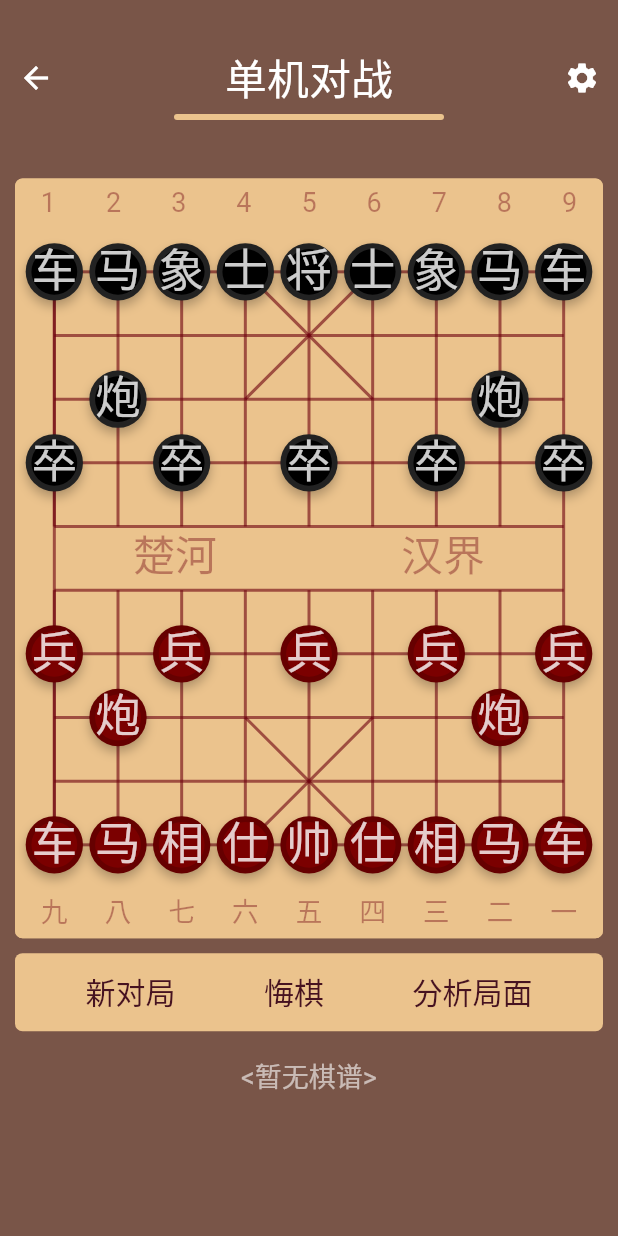
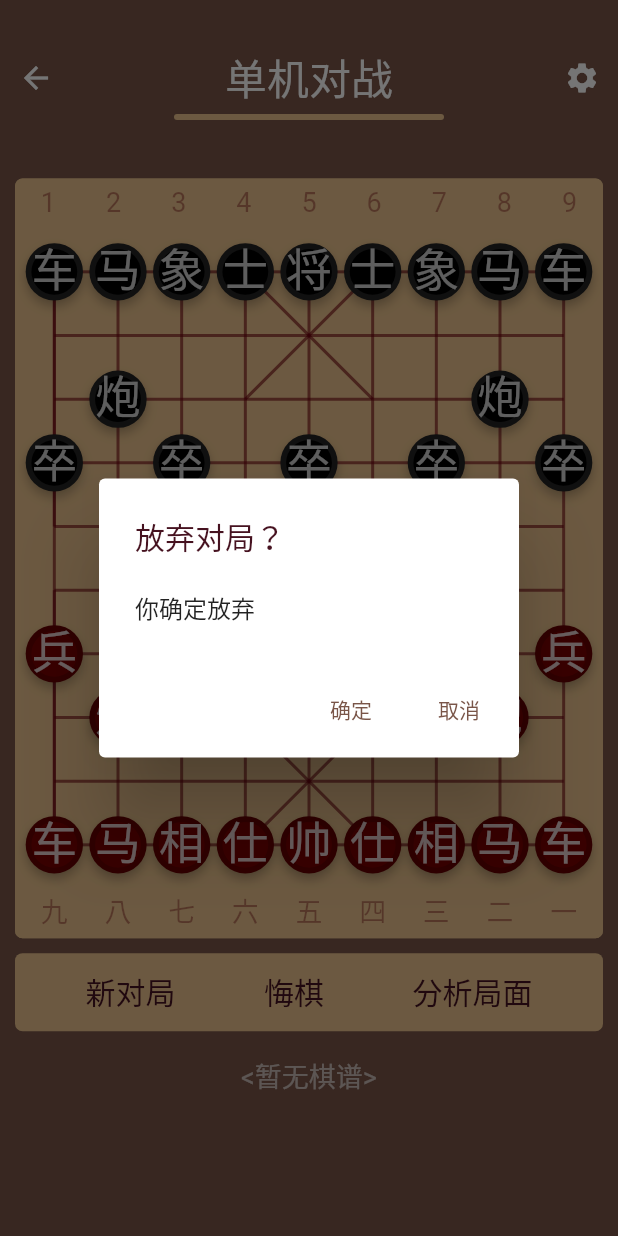
Before and after one commit to vagicc/flutter_chess, a Flutter app: the BattlePage screen opened directly, after a tap on "新对局", on a phone screen of 412 x 824 dp. Run offline on Flutter 3.47's test engine with Material 2 defaults, Android fonts, the phone set to English and light mode, and no system bars; Roboto replaces fonts that are missing (Chess).

Commit message:
重新开始游戏

```diff
--- a/lib/cchess/phase.dart
+++ b/lib/cchess/phase.dart
@@ -16,9 +16,14 @@ class Phase {
   String pieceAt(int index) => _pieces[index];
 
   Phase.defaultPhase() {
+    initDefaultPhase();
+  }
+
+  void initDefaultPhase() {
     //
     _side = Side.Red;
 
+    _pieces = List.generate(90, (index) => Piece.Empty);
     // 从上到下，棋盘第一行
     _pieces[0 * 9 + 0] = Piece.BlackRook;
     _pieces[0 * 9 + 1] = Piece.BlackKnight;
@@ -64,9 +69,9 @@ class Phase {
     _pieces[6 * 9 + 8] = Piece.RedPawn;
 
     // 其它位置全部填空
-    for (var i = 0; i < 90; i++) {
-      // _pieces[i] ??Piece.Empty;
-    }
+    // for (var i = 0; i < 90; i++) {
+    //   // _pieces[i] ??Piece.Empty;
+    // }
   }
 
   bool move(int from, int to) {
--- a/lib/common/math_ext.dart
+++ b/lib/common/math_ext.dart
@@ -15,5 +15,4 @@ int binarySearch(List<int> array, int start, int end, int key) {
   }
 
   return binarySearch(array, middle + 1, end - 1, key);
-  return 2;
 }
--- a/lib/routes/battle_page.dart
+++ b/lib/routes/battle_page.dart
@@ -145,7 +145,7 @@ class _BattlePageState extends State<BattlePage> {
       padding: EdgeInsets.symmetric(vertical: 2),
       child: Row(children: <Widget>[
         Expanded(child: SizedBox()),
-        TextButton(child: Text('新对局', style: buttonStyle), onPressed: () {}),
+        TextButton(child: Text('新对局', style: buttonStyle), onPressed: newGame),
         Expanded(child: SizedBox()),
         TextButton(child: Text('悔棋', style: buttonStyle), onPressed: () {}),
         Expanded(child: SizedBox()),
@@ -263,6 +263,33 @@ class _BattlePageState extends State<BattlePage> {
     setState(() {});
   }
 
+  //重新开始
+  newGame() {
+    //确认重新开始
+    confirm() {
+      Navigator.of(context).pop();
+      Battle.shared.newGame();
+      setState(() {});
+    }
+
+    //取消重新开始
+    cancel() => Navigator.of(context).pop();
+
+    //点击重新开始，需要用户确认
+    showDialog(
+        context: context,
+        builder: (BuildContext context) {
+          return AlertDialog(
+            title: Text('放弃对局？', style: TextStyle(color: ColorConsts.Primary)),
+            content: SingleChildScrollView(child: Text('你确定放弃')),
+            actions: <Widget>[
+              TextButton(child: Text('确定'), onPressed: confirm),
+              TextButton(child: Text('取消'), onPressed: cancel),
+            ],
+          );
+        });
+  }
+
   @override
   void initState() {
     // TODO: implement initState
```
Also changed, not shown: lib/game/battle.dart (+8 -3 lines).
